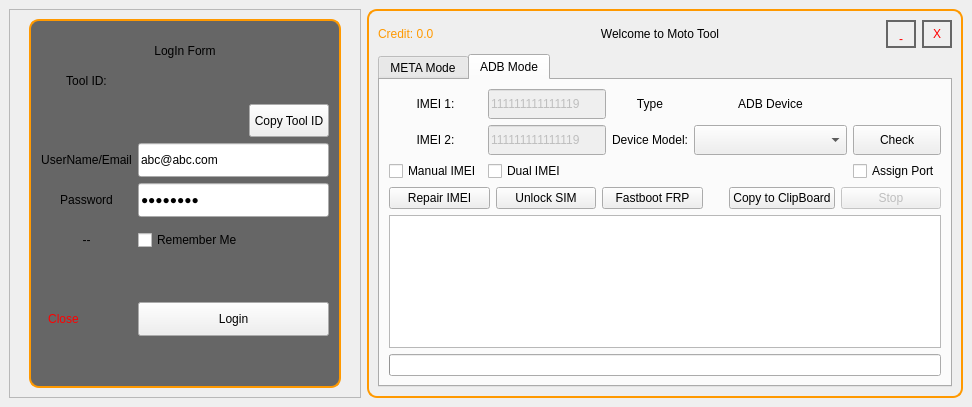
Mubshr07/MotoTool_MTK, file mainwindow.ui: the form before one commit.
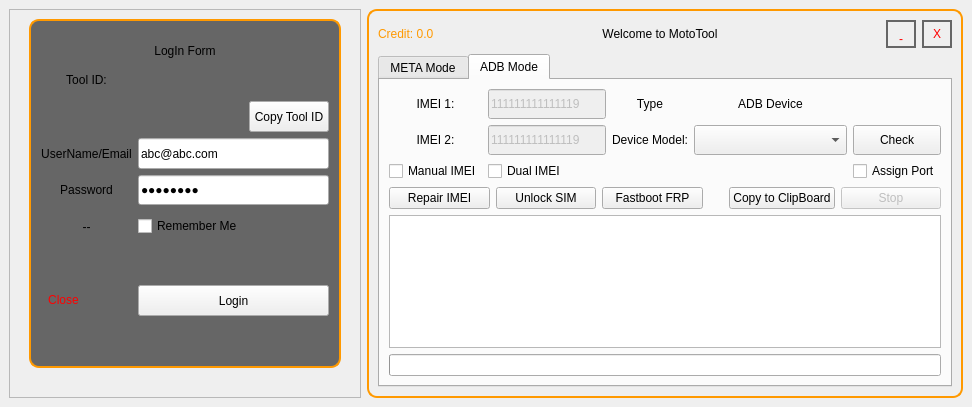
The form after the commit. Icons and pictures are not drawn.

Commit message: Software Version added. Everything is added, just need to deliver to every one.

```diff
--- a/mainwindow.ui
+++ b/mainwindow.ui
@@ -350,6 +350,22 @@
            </layout>
           </widget>
          </item>
+         <item>
+          <widget class="QLabel" name="lbl_Version">
+           <property name="sizePolicy">
+            <sizepolicy hsizetype="Preferred" vsizetype="Fixed">
+             <horstretch>0</horstretch>
+             <verstretch>0</verstretch>
+            </sizepolicy>
+           </property>
+           <property name="text">
+            <string/>
+           </property>
+           <property name="alignment">
+            <set>Qt::AlignRight|Qt::AlignTrailing|Qt::AlignVCenter</set>
+           </property>
+          </widget>
+         </item>
         </layout>
        </item>
        <item>
@@ -414,7 +430,7 @@
             <string notr="true">font: 800 18pt &quot;Comic Sans MS&quot;;</string>
            </property>
            <property name="text">
-            <string>Welcome to Moto Tool</string>
+            <string>Welcome to MotoTool</string>
            </property>
            <property name="alignment">
             <set>Qt::AlignCenter</set>
```
Left out of the diff: 2 changed lines with no effect on the pictures. The commit also changes 9 other files.
